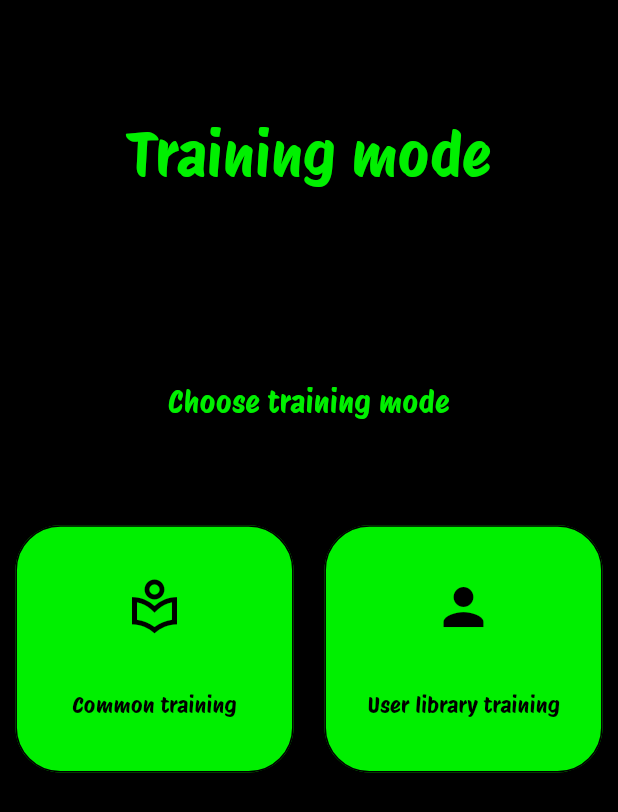
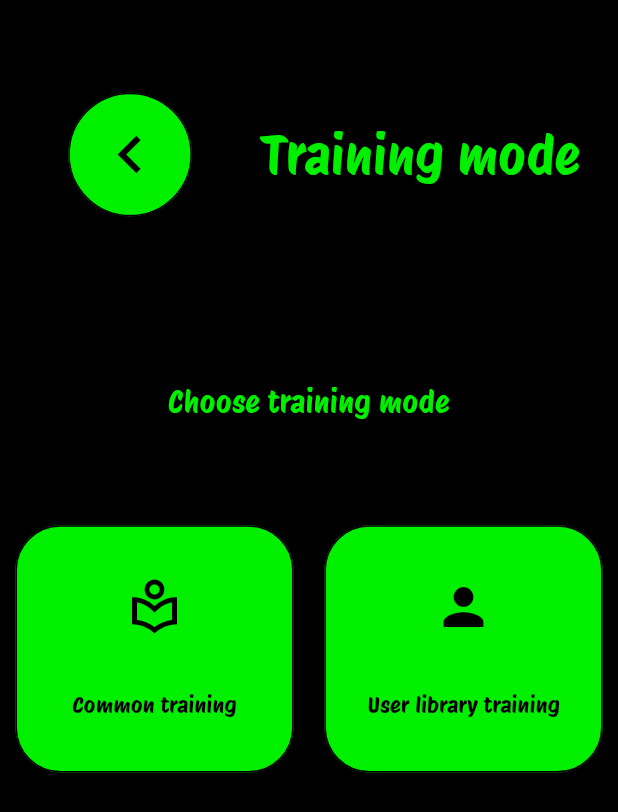
Before and after one commit to IgorNiemiec/english_learning_app, a Flutter app: the TrainingChoiceView screen opened directly with empty values, on a phone screen of 412 x 824 dp. Shown: the top 812 px of the screen. Run offline on Flutter 3.47's test engine with Material 3 defaults, Android fonts, the phone set to English and light mode, and no system bars; our stand-ins replace cloud_firestore, firebase_auth, firebase_core, flutter_bloc, flutter_svg, google_sign_in; accounts and stored records are empty; generated files the repository leaves out were written again; network calls fail; project files that could hold a hidden picture were left out.

Commit message:
TrainingChoiceNavigatorBefore

```diff
--- a/lib/bloc/app_event.dart
+++ b/lib/bloc/app_event.dart
@@ -312,7 +312,6 @@ class AppEventSaveTrainingWordsInUserLibrary implements AppEvent
     required this.trainingWords,
     required this.userLibrary,
     });
-
 }
 
 @immutable
@@ -327,3 +326,11 @@ class AppEventFinishLibraryTraining implements AppEvent
     required this.userLibrary,
   });
 }
+
+@immutable
+class AppEventGoToUserPanelView implements AppEvent
+{
+  final UserLibrary userLibrary;
+
+  const AppEventGoToUserPanelView({required this.userLibrary});
+}
--- a/lib/views/trainingChoice_View.dart
+++ b/lib/views/trainingChoice_View.dart
@@ -32,7 +32,30 @@ class TrainingChoiceView extends StatelessWidget
             Container(
               alignment: Alignment.center,
               height: MediaQuery.of(context).size.height * 0.15,
-              child: Text("Training mode",style: applicationTextStyle(40),),
+              child: Row(
+                mainAxisAlignment: MainAxisAlignment.spaceBetween,
+                children: <Widget>[
+                  const SizedBox(),
+                  SizedBox(
+                    width: MediaQuery.of(context).size.width * 0.3,
+                    height: MediaQuery.of(context).size.height * 0.1,
+                    child: OutlinedButton(
+                      onPressed: ()
+                      {
+
+                        context.read<AppBloc>().add(
+                          AppEventGoToUserPanelView(userLibrary: userLibrary)
+                        );
+
+                      },
+                      style: roundedButtonStyle(),
+                      child: const Icon(Icons.navigate_before,size: 50,),
+                    ),
+                  ),
+                  Text("Training mode",style: applicationTextStyle(35),),
+                  const SizedBox(),
+                ],
+              ),
             ),
             SizedBox(height: MediaQuery.of(context).size.height * 0.05,),
             Container(
```
Also changed, not shown: lib/bloc/app_bloc.dart (+25 -12 lines), lib/views/userPanel_View.dart (+3 -4 lines), lib/views/userLibrary_view.dart (line endings or trailing spaces).
